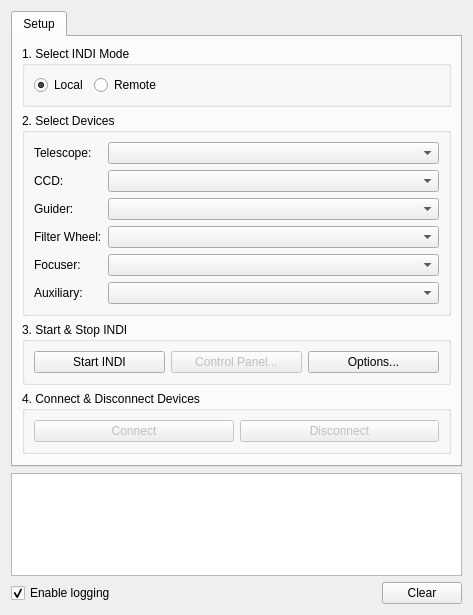
First picture: the form in kstars/ekos/ekosmanager.ui, repository KDE/kstars, before the edit.
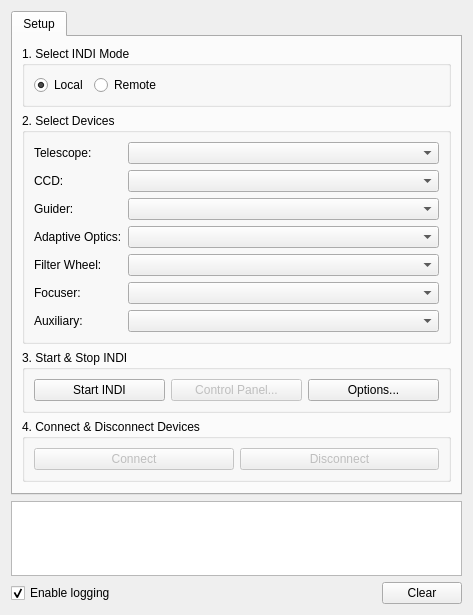
Second picture: the form after the edit. Custom widgets are drawn as their Qt base class.

Commit message: Add support for Adaptive Optics in Ekos

```diff
--- a/kstars/ekos/ekosmanager.ui
+++ b/kstars/ekos/ekosmanager.ui
@@ -94,6 +94,13 @@
                 </property>
                </widget>
               </item>
+              <item>
+               <widget class="QLabel" name="label_12">
+                <property name="text">
+                 <string>Adaptive Optics:</string>
+                </property>
+               </widget>
+              </item>
               <item>
                <widget class="QLabel" name="label_9">
                 <property name="text">
@@ -149,6 +156,16 @@
                 </property>
                </widget>
               </item>
+              <item>
+               <widget class="QComboBox" name="AOCombo">
+                <property name="sizePolicy">
+                 <sizepolicy hsizetype="Expanding" vsizetype="Fixed">
+                  <horstretch>0</horstretch>
+                  <verstretch>0</verstretch>
+                 </sizepolicy>
+                </property>
+               </widget>
+              </item>
               <item>
                <widget class="QComboBox" name="filterCombo">
                 <property name="sizePolicy">
```
The commit also changes 7 other files.
